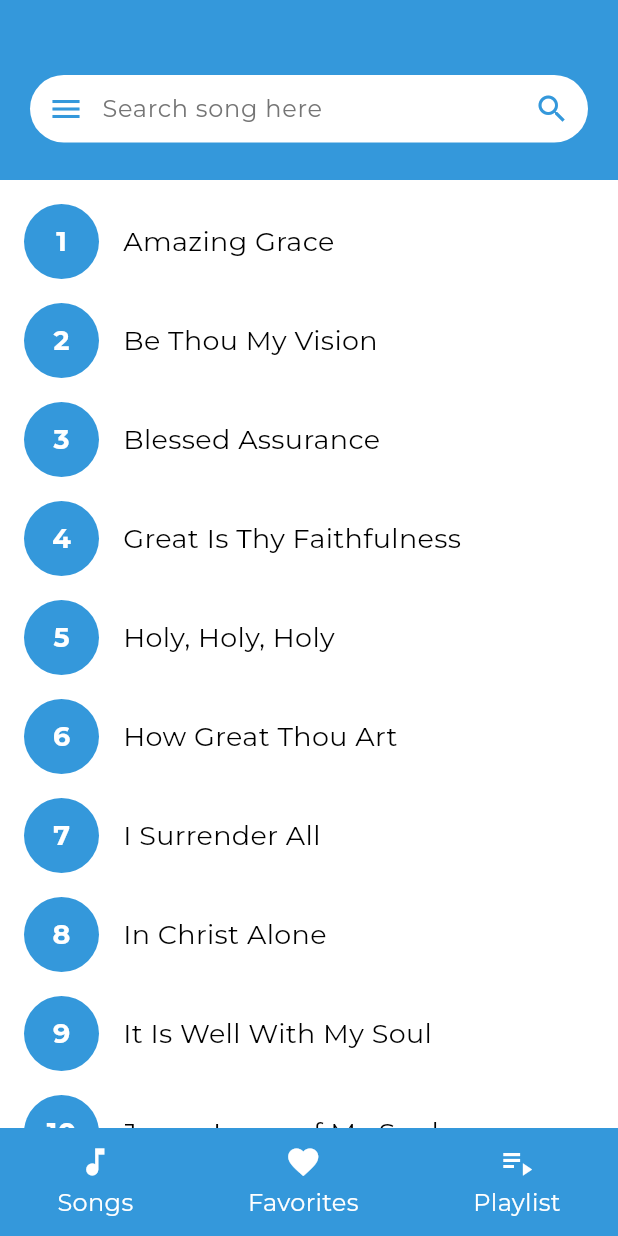
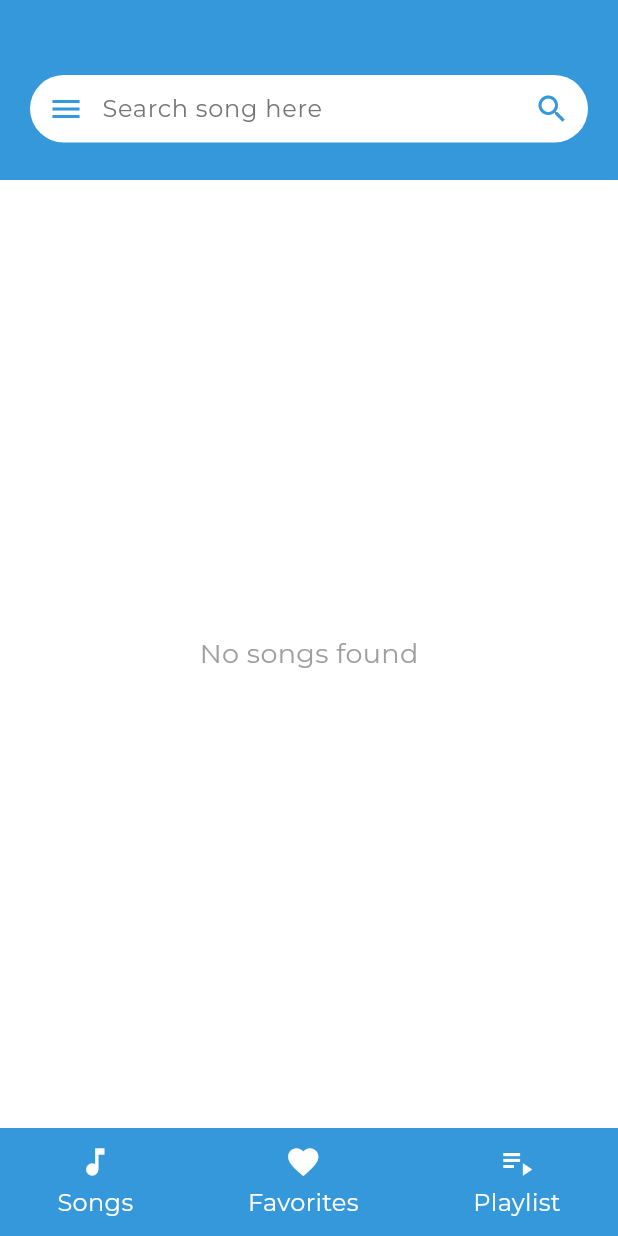
Before and after one commit to hanokalure/Nambike_Hymns, a Flutter app: the screen it shows after launch, in the side drawer, after a tap on the "search" icon, on a phone screen of 412 x 824 dp. Run offline on Flutter 3.47's test engine with Material 3 defaults, Android fonts, the phone set to English and light mode, and no system bars; our stand-ins replace google_fonts, supabase_flutter; accounts and stored records are empty.

Commit message:
fetched songs from backend

```diff
--- a/lib/main.dart
+++ b/lib/main.dart
@@ -1,8 +1,15 @@
 import 'package:flutter/material.dart';
+import 'package:supabase_flutter/supabase_flutter.dart';
 import 'screens/home_screen.dart';
 
+Future<void> main() async {
+  WidgetsFlutterBinding.ensureInitialized();
 
-void main() {
+  await Supabase.initialize(
+    url: 'https://dsjgeqomxalpsijffovp.supabase.co',
+    anonKey: 'eyJhbGciOiJIUzI1NiIsInR5cCI6IkpXVCJ9.eyJpc3MiOiJzdXBhYmFzZSIsInJlZiI6ImRzamdlcW9teGFscHNpamZmb3ZwIiwicm9sZSI6ImFub24iLCJpYXQiOjE3NDQ0MDI3NzAsImV4cCI6MjA1OTk3ODc3MH0.xINcR1SATP_NaK_6OkbVYojJFURN-xyJEYQLUyJUigI',
+  );
+
   runApp(const MyApp());
 }
 
--- a/lib/screens/home_screen.dart
+++ b/lib/screens/home_screen.dart
@@ -1,33 +1,12 @@
 import 'package:flutter/material.dart';
 import 'package:google_fonts/google_fonts.dart';
+import 'package:supabase_flutter/supabase_flutter.dart';
 import 'song_lyrics_screen.dart';
 import 'favourites_screen.dart';
 import 'playlist_screen.dart';
 
 class HomeScreen extends StatefulWidget {
-  final List<String> songs;
-
-  const HomeScreen({
-    super.key,
-    this.songs = const [
-      'Amazing Grace',
-      'Be Thou My Vision',
-      'Blessed Assurance',
-      'Great Is Thy Faithfulness',
-      'Holy, Holy, Holy',
-      'How Great Thou Art',
-      'I Surrender All',
-      'In Christ Alone',
-      'It Is Well With My Soul',
-      'Jesus, Lover of My Soul',
-      'Just As I Am',
-      'O for a Thousand Tongues to Sing',
-      'Prince of Peace',
-      'The Old Rugged Cross',
-      'What a Friend We Have in Jesus',
-      'When I Survey the Wondrous Cross',
-    ],
-  });
+  const HomeScreen({super.key});
 
   @override
   State<HomeScreen> createState() => _HomeScreenState();
@@ -35,14 +14,35 @@ class HomeScreen extends StatefulWidget {
 
 class _HomeScreenState extends State<HomeScreen> {
   final GlobalKey<ScaffoldState> _scaffoldKey = GlobalKey<ScaffoldState>();
-  late List<String> filteredSongs;
   final TextEditingController _searchController = TextEditingController();
+  List<Map<String, dynamic>> songs = [];
+  List<Map<String, dynamic>> filteredSongs = [];
 
   @override
   void initState() {
     super.initState();
-    filteredSongs = widget.songs;
+    fetchSongs();
     _searchController.addListener(_onSearchChanged);
+  }
+
+  Future<void> fetchSongs() async {
+    final response = await Supabase.instance.client
+        .from('songs')
+        .select()
+        .order('song_number', ascending: true);
+    setState(() {
+      songs = List<Map<String, dynamic>>.from(response);
+      filteredSongs = songs;
+    });
+  }
+
+  void _onSearchChanged() {
+    final query = _searchController.text.toLowerCase();
+    setState(() {
+      filteredSongs = songs.where((song) {
+        return song['song_title'].toLowerCase().contains(query);
+      }).toList();
+    });
   }
 
   @override
@@ -52,28 +52,13 @@ class _HomeScreenState extends State<HomeScreen> {
     super.dispose();
   }
 
-  void _onSearchChanged() {
-    final query = _searchController.text.toLowerCase();
-    setState(() {
-      filteredSongs = widget.songs.where((song) {
-        return song.toLowerCase().contains(query);
-      }).toList();
-    });
-  }
-
-  String _getLyricsForSong(String songName) {
-    return 'Lyrics for $songName will appear here...';
-  }
-
   void _showAboutDialog(BuildContext context) {
     showDialog(
       context: context,
       builder: (context) => AlertDialog(
         title: Text('About App', style: GoogleFonts.montserrat()),
-        content: Text(
-          'Prince of Peace Songs\nVersion 1.0.0',
-          style: GoogleFonts.montserrat(),
-        ),
+        content: Text('Prince of Peace Songs\nVersion 1.0.0',
+            style: GoogleFonts.montserrat()),
         actions: [
           TextButton(
             onPressed: () => Navigator.pop(context),
@@ -90,9 +75,8 @@ class _HomeScreenState extends State<HomeScreen> {
       builder: (context) => AlertDialog(
         title: Text('About Developer', style: GoogleFonts.montserrat()),
         content: Text(
-          'Developed with ❤️ by Hanok Alure\ncontact : hanokalure@gmail.com',
-          style: GoogleFonts.montserrat(),
-        ),
+            'Developed with ❤️ by Hanok Alure\ncontact : hanokalure@gmail.com',
+            style: GoogleFonts.montserrat()),
         actions: [
           TextButton(
             onPressed: () => Navigator.pop(context),
@@ -142,7 +126,8 @@ class _HomeScreenState extends State<HomeScreen> {
               ),
               ListTile(
                 leading: const Icon(Icons.person),
-                title: Text('About Developer', style: GoogleFonts.montserrat()),
+                title:
+                    Text('About Developer', style: GoogleFonts.montserrat()),
                 onTap: () {
                   Navigator.pop(context);
                   _showDeveloperDialog(context);
@@ -153,12 +138,13 @@ class _HomeScreenState extends State<HomeScreen> {
         ),
         body: Column(
           children: [
-            // Top Navbar with Search Bar
+            // Top Navbar
             Container(
               width: double.infinity,
               height: 120,
               color: const Color(0xFF3498DB),
-              padding: const EdgeInsets.only(left: 20, right: 20, top: 50, bottom: 25),
+              padding:
+                  const EdgeInsets.only(left: 20, right: 20, top: 50, bottom: 25),
               child: Container(
                 decoration: BoxDecoration(
                   color: Colors.white,
@@ -186,7 +172,7 @@ class _HomeScreenState extends State<HomeScreen> {
                       icon: const Icon(Icons.search, color: Color(0xFF3498DB)),
                       onPressed: () {
                         _onSearchChanged();
-                        FocusScope.of(context).unfocus(); // hide keyboard
+                        FocusScope.of(context).unfocus(); // Hide keyboard
                       },
                     ),
                   ],
@@ -197,28 +183,24 @@ class _HomeScreenState extends State<HomeScreen> {
             Expanded(
               child: filteredSongs.isEmpty
                   ? Center(
-                      child: Text(
-                        'No songs found',
-                        style: GoogleFonts.montserrat(
-                          color: Colors.grey,
-                          fontSize: 18,
-                        ),
-                      ),
+                      child: Text('No songs found',
+                          style: GoogleFonts.montserrat(
+                              color: Colors.grey, fontSize: 18)),
                     )
                   : ListView.builder(
                       padding: const EdgeInsets.all(16),
                       itemCount: filteredSongs.length,
                       itemBuilder: (context, index) {
-                        final originalIndex = widget.songs.indexOf(filteredSongs[index]);
+                        final song = filteredSongs[index];
                         return InkWell(
                           onTap: () {
                             Navigator.push(
                               context,
                               MaterialPageRoute(
                                 builder: (context) => SongLyricsScreen(
-                                  songName: filteredSongs[index],
-                                  songNumber: originalIndex + 1,
-                                  lyrics: _getLyricsForSong(filteredSongs[index]),
+                                  songName: song['song_title'],
+                                  lyrics: song['lyrics'],
+                                  songNumber: song['song_number'],
                                   favouriteSongs: [],
                                   playlistSongs: [],
                                 ),
@@ -232,13 +214,13 @@ class _HomeScreenState extends State<HomeScreen> {
                                 Container(
                                   width: 50,
                                   height: 50,
-                                  decoration: BoxDecoration(
-                                    color: const Color(0xFF3498DB),
+                                  decoration: const BoxDecoration(
+                                    color: Color(0xFF3498DB),
                                     shape: BoxShape.circle,
                                   ),
                                   child: Center(
                                     child: Text(
-                                      '${originalIndex + 1}',
+                                      '${song['song_number']}',
                                       style: GoogleFonts.montserrat(
                                         color: Colors.white,
                                         fontSize: 18,
@@ -250,7 +232,7 @@ class _HomeScreenState extends State<HomeScreen> {
                                 const SizedBox(width: 16),
                                 Expanded(
                                   child: Text(
-                                    filteredSongs[index],
+                                    song['song_title'],
                                     style: GoogleFonts.montserrat(
                                       color: Colors.black,
                                       fontSize: 18,
@@ -266,7 +248,6 @@ class _HomeScreenState extends State<HomeScreen> {
             ),
           ],
         ),
-        // Bottom Navigation Bar
         bottomNavigationBar: Container(
           height: 72,
           color: const Color(0xFF3498DB),
@@ -315,13 +296,8 @@ class _HomeScreenState extends State<HomeScreen> {
         children: [
           Icon(icon, color: Colors.white),
           const SizedBox(height: 4),
-          Text(
-            label,
-            style: GoogleFonts.montserrat(
-              color: Colors.white,
-              fontSize: 16,
-            ),
-          ),
+          Text(label,
+              style: GoogleFonts.montserrat(color: Colors.white, fontSize: 16)),
         ],
       ),
     );
```
Also changed, not shown: lib/screens/song_lyrics_screen.dart (+28 -11 lines), pubspec.yaml (+9 -63 lines), essential.env (added), pubspec.lock, 5 other files.
